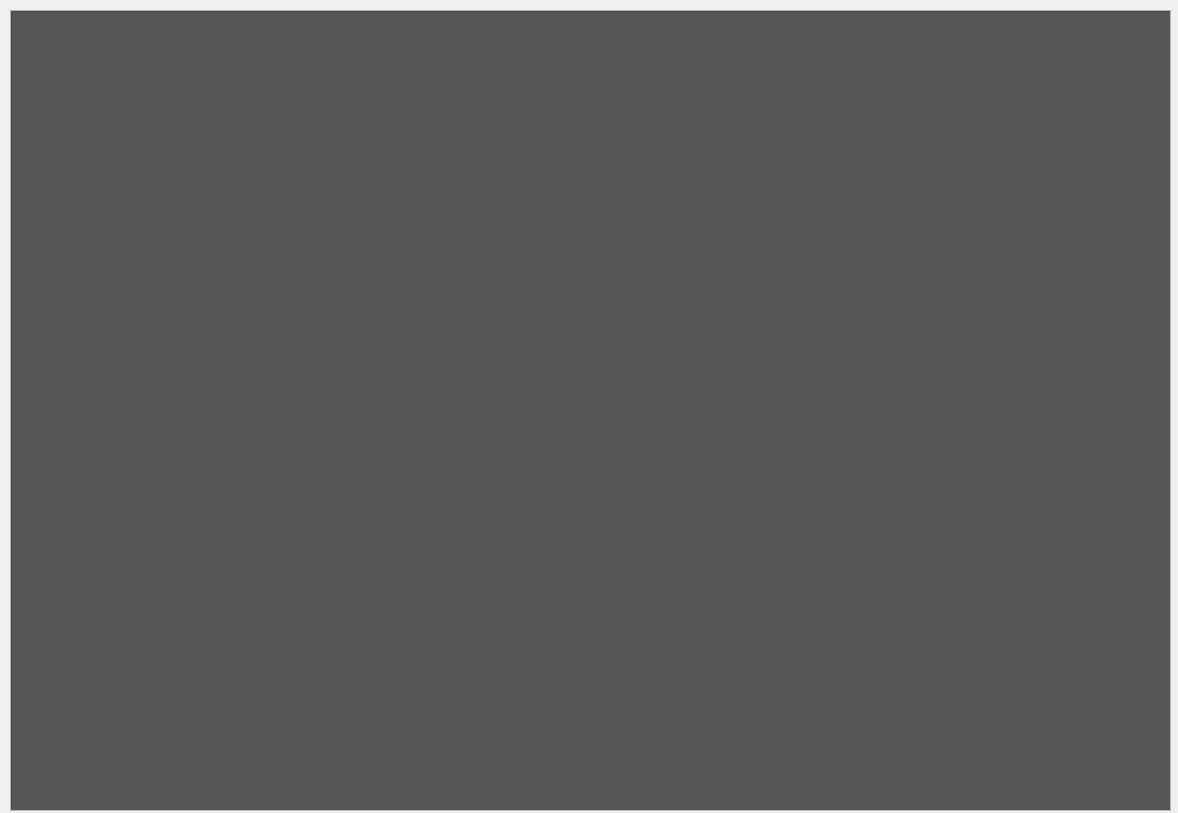
llamasdelacruz/Compilador, file ventanas/Ventana_sintactico_retroceso.ui: the form before one commit.
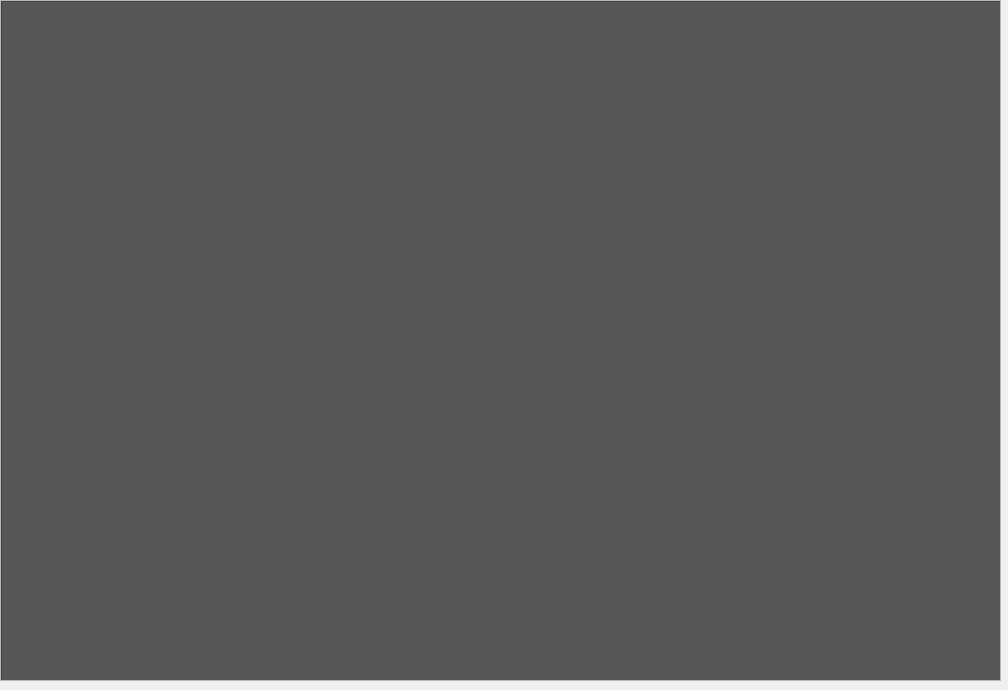
The form after the commit.

Commit message: ventana sintactico mas peque

The edit to the form file:
```diff
--- a/ventanas/Ventana_sintactico_retroceso.ui
+++ b/ventanas/Ventana_sintactico_retroceso.ui
@@ -6,8 +6,8 @@
    <rect>
     <x>0</x>
     <y>0</y>
-    <width>1178</width>
-    <height>813</height>
+    <width>1008</width>
+    <height>690</height>
    </rect>
   </property>
   <property name="windowTitle">
@@ -16,10 +16,10 @@
   <widget class="QScrollArea" name="scrollArea">
    <property name="geometry">
     <rect>
-     <x>10</x>
-     <y>10</y>
-     <width>1161</width>
-     <height>801</height>
+     <x>0</x>
+     <y>0</y>
+     <width>1001</width>
+     <height>681</height>
     </rect>
    </property>
    <property name="widgetResizable">
@@ -30,8 +30,8 @@
      <rect>
       <x>0</x>
       <y>0</y>
-      <width>1159</width>
-      <height>799</height>
+      <width>999</width>
+      <height>679</height>
      </rect>
     </property>
     <widget class="QPlainTextEdit" name="consola_retroceso">
@@ -39,8 +39,8 @@
       <rect>
        <x>0</x>
        <y>0</y>
-       <width>1161</width>
-       <height>811</height>
+       <width>1001</width>
+       <height>681</height>
       </rect>
      </property>
      <property name="palette">
```
